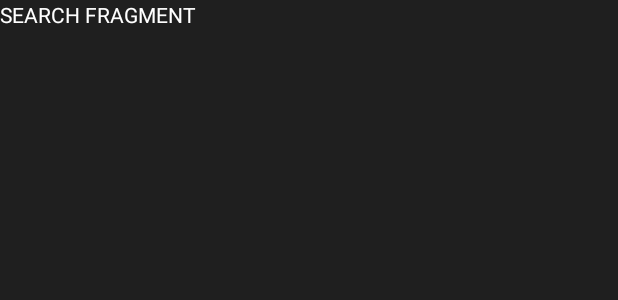
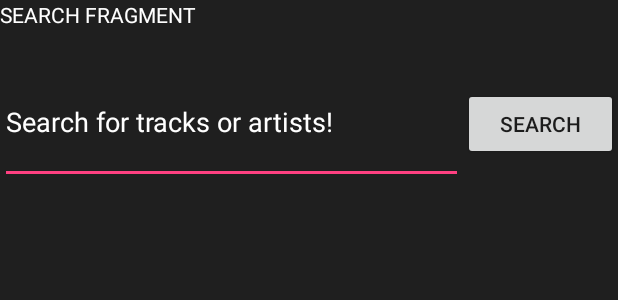
Before and after one commit to Khauri/juicebox, an Android app: the layout fragment_search.xml on its own in the app's theme, with its tools: preview values and no code run, on a phone screen of 412 x 824 dp. Shown: the top 300 px of the screen. Run offline under Robolectric (Android 15) with nearby library versions, the phone set to English and light mode, and no system bars.

Commit message:
primitive search feature functional (successful use of web api to search for songs)

```diff
--- a/app/src/main/java/edu/wm/cs420/juicebox/QueueFragment.java
+++ b/app/src/main/java/edu/wm/cs420/juicebox/QueueFragment.java
@@ -40,7 +40,7 @@ public class QueueFragment extends ListFragment implements AdapterView.OnItemCli
 
     private ListView lv;
 
-    private QueueAdapter adapter;
+    private QueueFragmentAdapter adapter;
 
     public QueueFragment() {
         // Required empty public constructor
@@ -71,7 +71,7 @@ public class QueueFragment extends ListFragment implements AdapterView.OnItemCli
         songList.add(new SongListItem("song 1", "album 1", "artist 1", 500));
         songList.add(new SongListItem("song 2", "album 2", "artist 2", 500));
         songList.add(new SongListItem("song 3", "album 3", "artist 3", 500));
-        adapter = new QueueAdapter(getActivity(), songList);
+        adapter = new QueueFragmentAdapter(getActivity(), songList);
 
     }
 
--- a/app/src/main/java/edu/wm/cs420/juicebox/QueueAdapter.java
+++ b/app/src/main/java/edu/wm/cs420/juicebox/QueueFragmentAdapter.java
@@ -15,11 +15,11 @@ import java.util.List;
  * Created by alanz on 3/1/18.
  */
 
-public class QueueAdapter extends ArrayAdapter {
+public class QueueFragmentAdapter extends ArrayAdapter {
 
     private Context context;
 
-    public QueueAdapter(Context context, List items) {
+    public QueueFragmentAdapter(Context context, List items) {
         super(context, android.R.layout.simple_list_item_1, items);
         this.context = context;
     }
--- a/app/src/main/res/layout/fragment_search.xml
+++ b/app/src/main/res/layout/fragment_search.xml
@@ -5,11 +5,55 @@
     android:background="?attr/colorPrimaryDark"
     tools:context="edu.wm.cs420.juicebox.SearchFragment">
 
-    <!-- TODO: Update blank fragment layout -->
-    <TextView
+
+
+    <LinearLayout
         android:layout_width="match_parent"
         android:layout_height="match_parent"
-        android:text="SEARCH FRAGMENT"
-        android:textColor="@android:color/background_light" />
+        android:orientation="vertical"
+        android:weightSum="1">
+
+        <TextView
+            android:layout_width="match_parent"
+            android:layout_height="0dp"
+            android:text="SEARCH FRAGMENT"
+            android:textColor="@android:color/background_light"
+            android:layout_weight="0.05"/>
+
+
+
+        <LinearLayout
+            android:layout_width="match_parent"
+            android:layout_height="0dp"
+            android:orientation="horizontal"
+            android:layout_weight="0.1"
+            android:weightSum="1">
+
+            <EditText
+                android:id="@+id/search_bar"
+                android:layout_width="0dp"
+                android:layout_height="match_parent"
+                android:ems="10"
+                android:inputType="textPersonName"
+                android:text="Search for tracks or artists!"
+                android:textColor="@android:color/background_light"
+                android:layout_weight="0.75"/>
+
+            <Button
+                android:id="@+id/search_button"
+                android:layout_width="0dp"
+                android:layout_height="wrap_content"
+                android:layout_weight="0.25"
+                android:text="Search" />
+
+        </LinearLayout>
+
+        <ListView
+            android:id="@+id/search_results"
+            android:layout_width="match_parent"
+            android:layout_height="0dp"
+            android:layout_weight="0.85"/>
+
+    </LinearLayout>
 
 </FrameLayout>
```
Also changed, not shown: app/src/main/java/edu/wm/cs420/juicebox/SearchFragment.java (+48 -0 lines), app/src/main/java/edu/wm/cs420/juicebox/SearchFragmentAdapter.java (added, +53 -0 lines), app/src/main/java/edu/wm/cs420/juicebox/SearchListItem.java (added, +9 -0 lines), app/src/main/res/layout/search_list_item.xml (added, +27 -0 lines).
